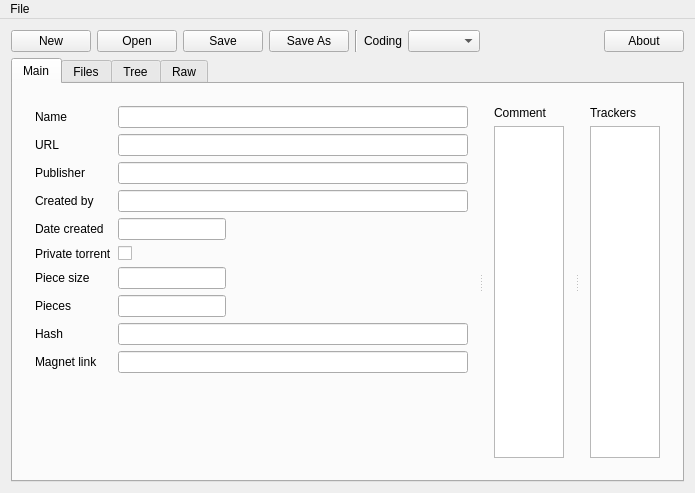
Qt form mainwindow.ui (torrent-file-editor/torrent-file-editor) before a commit.
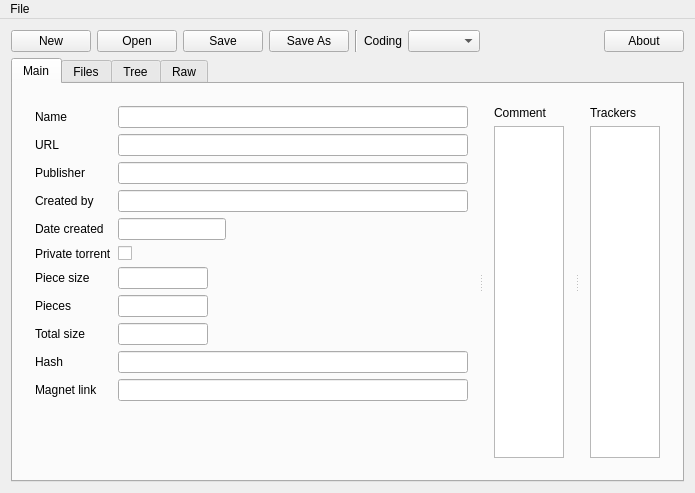
The same form after that commit. Icons and pictures are not drawn. Custom widgets are drawn as their Qt base class.

Commit message: Add to Main tab total size field

Patch:
```diff
--- a/mainwindow.ui
+++ b/mainwindow.ui
@@ -152,7 +152,7 @@
             <item row="1" column="1">
              <widget class="UrlEdit" name="leUrl"/>
             </item>
-            <item row="9" column="1">
+            <item row="10" column="1">
              <widget class="QLineEdit" name="leHash">
               <property name="sizePolicy">
                <sizepolicy hsizetype="Fixed" vsizetype="Fixed">
@@ -231,7 +231,7 @@
               </property>
              </widget>
             </item>
-            <item row="9" column="0">
+            <item row="10" column="0">
              <widget class="QLabel" name="label_4">
               <property name="text">
                <string>Hash</string>
@@ -249,6 +249,12 @@
                 <verstretch>0</verstretch>
                </sizepolicy>
               </property>
+              <property name="maximumSize">
+               <size>
+                <width>90</width>
+                <height>16777215</height>
+               </size>
+              </property>
               <property name="focusPolicy">
                <enum>Qt::ClickFocus</enum>
               </property>
@@ -265,6 +271,12 @@
                 <verstretch>0</verstretch>
                </sizepolicy>
               </property>
+              <property name="maximumSize">
+               <size>
+                <width>90</width>
+                <height>16777215</height>
+               </size>
+              </property>
               <property name="focusPolicy">
                <enum>Qt::ClickFocus</enum>
               </property>
@@ -280,7 +292,7 @@
               </property>
              </widget>
             </item>
-            <item row="11" column="0">
+            <item row="12" column="0">
              <spacer name="verticalSpacer">
               <property name="orientation">
                <enum>Qt::Vertical</enum>
@@ -293,14 +305,14 @@
               </property>
              </spacer>
             </item>
-            <item row="10" column="0">
+            <item row="11" column="0">
              <widget class="QLabel" name="label_17">
               <property name="text">
                <string>Magnet link</string>
               </property>
              </widget>
             </item>
-            <item row="10" column="1">
+            <item row="11" column="1">
              <widget class="UrlEdit" name="leMagnetLink">
               <property name="focusPolicy">
                <enum>Qt::ClickFocus</enum>
@@ -310,6 +322,35 @@
               </property>
              </widget>
             </item>
+            <item row="9" column="0">
+             <widget class="QLabel" name="label_18">
+              <property name="text">
+               <string>Total size </string>
+              </property>
+             </widget>
+            </item>
+            <item row="9" column="1">
+             <widget class="QLineEdit" name="leTorrentTotalSize">
+              <property name="sizePolicy">
+               <sizepolicy hsizetype="Fixed" vsizetype="Fixed">
+                <horstretch>0</horstretch>
+                <verstretch>0</verstretch>
+               </sizepolicy>
+              </property>
+              <property name="maximumSize">
+               <size>
+                <width>90</width>
+                <height>16777215</height>
+               </size>
+              </property>
+              <property name="focusPolicy">
+               <enum>Qt::ClickFocus</enum>
+              </property>
+              <property name="readOnly">
+               <bool>true</bool>
+              </property>
+             </widget>
+            </item>
            </layout>
           </widget>
           <widget class="QSplitter" name="splitter">
```
Left out of the diff: 2 changed lines with no effect on the pictures. The commit also changes 1 other file.
